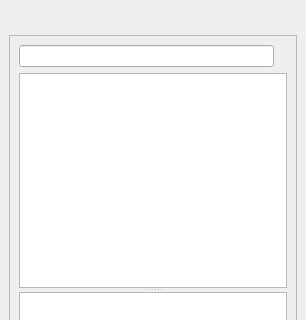
First picture: the form in src/maya/snippets/resources/Loader.ui, repository KelSolaar/Snippets, before the edit; both pictures show x 0 to 306 and y 0 to 320 of the 306 by 623 pixel window.
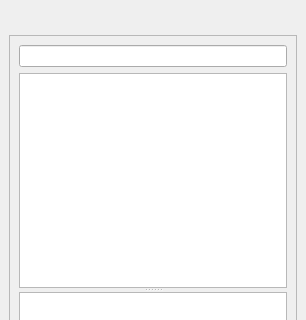
Second picture: the form after the edit.

Commit message: Implement various loader ui updates.

```diff
--- a/src/maya/snippets/resources/Loader.ui
+++ b/src/maya/snippets/resources/Loader.ui
@@ -66,13 +66,6 @@
          <item>
           <widget class="QLineEdit" name="Search_lineEdit"/>
          </item>
-         <item>
-          <widget class="QLabel" name="Search_Icon_label">
-           <property name="text">
-            <string/>
-           </property>
-          </widget>
-         </item>
         </layout>
        </item>
        <item row="1" column="0">
```
The commit also changes 4 other files.
